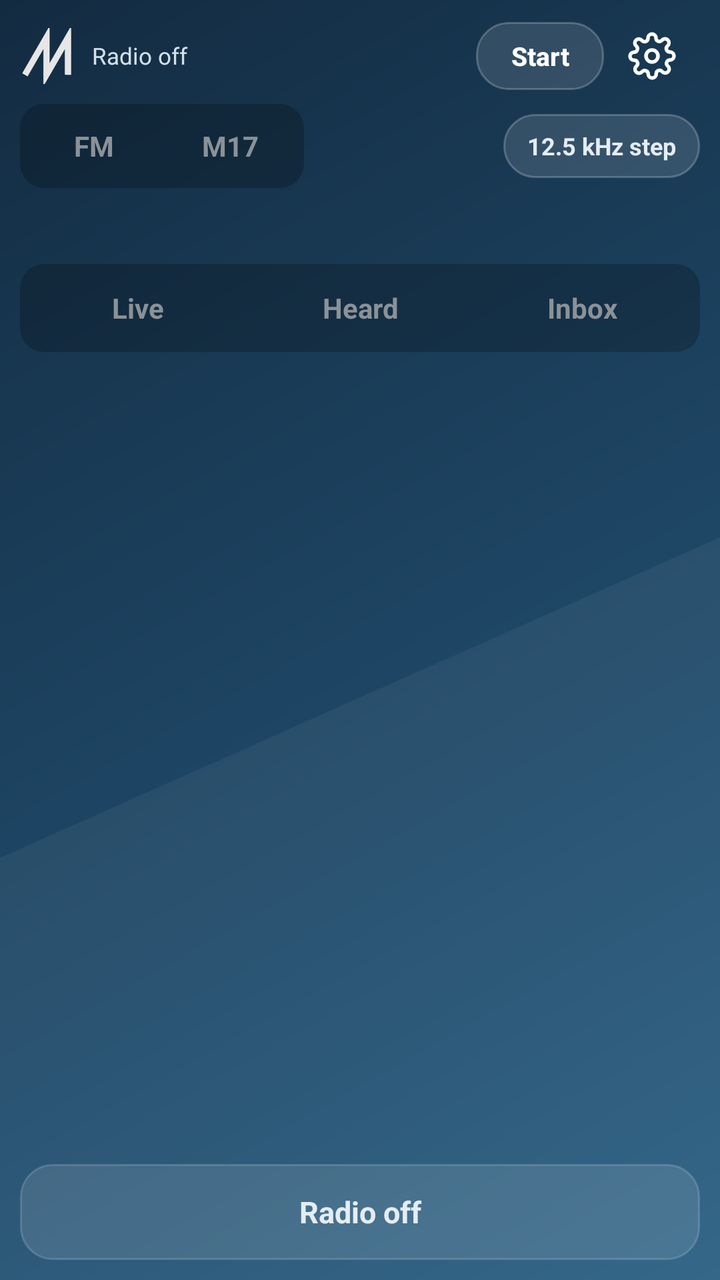
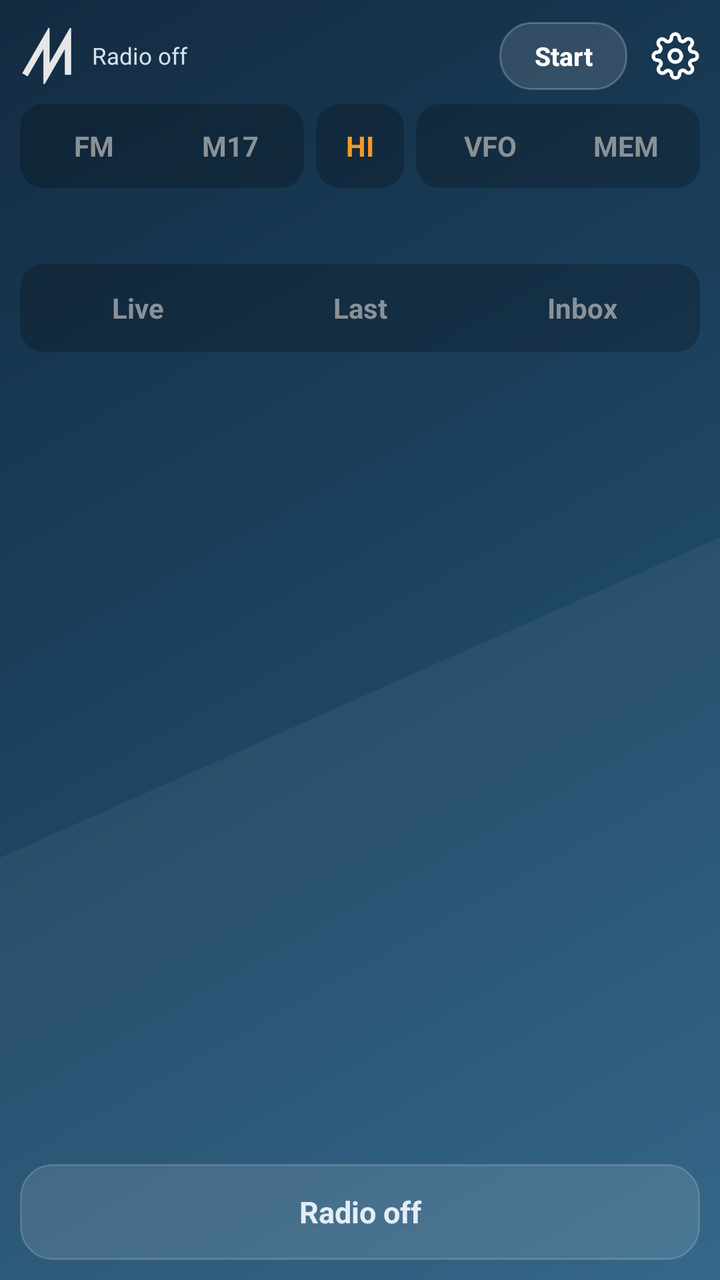

The first picture is an Android layout as it rendered before a commit; the second is the same layout after the commit. The layout source and the unified diff follow.
<!-- AndroidManifest.xml: application theme AppTheme -->
<!-- res/layout/main.xml -->
<?xml version="1.0" encoding="utf-8"?>
<LinearLayout xmlns:android="http://schemas.android.com/apk/res/android"
    android:layout_width="match_parent" android:layout_height="match_parent"
    android:orientation="vertical" android:paddingLeft="10dp" android:paddingRight="10dp" android:paddingTop="4dp">

    <LinearLayout android:id="@+id/header" android:layout_width="match_parent" android:layout_height="48dp"
        android:orientation="horizontal" android:gravity="center_vertical">
        <ImageView android:layout_width="28dp" android:layout_height="28dp" android:src="@drawable/logo" android:contentDescription="M17" />
        <TextView android:id="@+id/status" android:layout_width="0dp" android:layout_weight="1" android:layout_height="wrap_content"
            android:paddingLeft="8dp" android:textColor="#D3E0EB" android:textSize="11.5sp" android:maxLines="2" android:text="Radio off" />
        <Button android:id="@+id/power" android:layout_width="wrap_content" android:layout_height="34dp" android:minWidth="64dp" android:minHeight="0dp"
            android:background="@drawable/pill" android:textColor="#FFFFFF" android:textStyle="bold" android:textAllCaps="false" android:textSize="13sp"
            android:paddingLeft="14dp" android:paddingRight="14dp" android:text="Start" />
        <ImageButton android:id="@+id/gear" android:layout_width="48dp" android:layout_height="48dp" android:src="@drawable/ic_gear"
            android:background="@drawable/row_bg" android:contentDescription="Settings" />
    </LinearLayout>

    <View android:id="@+id/topSpace" android:layout_width="match_parent" android:layout_height="0dp" />

    <LinearLayout android:layout_width="match_parent" android:layout_height="wrap_content" android:orientation="horizontal"
        android:gravity="center_vertical" android:paddingBottom="8dp">
        <LinearLayout android:layout_width="wrap_content" android:layout_height="wrap_content" android:orientation="horizontal"
            android:background="@drawable/seg_bg" android:padding="3dp">
            <TextView android:id="@+id/modeFm" android:layout_width="wrap_content" android:layout_height="36dp" android:minWidth="68dp"
                android:gravity="center" android:textStyle="bold" android:textSize="14sp" android:text="FM" />
            <TextView android:id="@+id/modeM17" android:layout_width="wrap_content" android:layout_height="36dp" android:minWidth="68dp"
                android:gravity="center" android:textStyle="bold" android:textSize="14sp" android:text="M17" />
        </LinearLayout>
        <View android:layout_width="0dp" android:layout_height="1dp" android:layout_weight="1" />
        <TextView android:id="@+id/stepChip" android:layout_width="wrap_content" android:layout_height="32dp" android:gravity="center"
            android:background="@drawable/pill" android:paddingLeft="12dp" android:paddingRight="12dp" android:textColor="#E4EDF5"
            android:textSize="12sp" android:textStyle="bold" android:text="12.5 kHz step" />
    </LinearLayout>

    <FrameLayout android:id="@+id/freqHolder" android:layout_width="match_parent" android:layout_height="wrap_content"
        android:background="@drawable/card" android:paddingLeft="4dp" android:paddingRight="4dp" />

    <LinearLayout android:layout_width="match_parent" android:layout_height="30dp" android:orientation="horizontal"
        android:gravity="center_vertical" android:paddingLeft="4dp">
        <View android:id="@+id/sigBar" android:layout_width="3dp" android:layout_height="14dp" />
        <TextView android:id="@+id/sigText" android:layout_width="0dp" android:layout_weight="1" android:layout_height="wrap_content"
            android:paddingLeft="8dp" android:textColor="#D3E0EB" android:textSize="12sp" android:singleLine="true" android:ellipsize="end" />
    </LinearLayout>

    <LinearLayout android:layout_width="match_parent" android:layout_height="wrap_content" android:orientation="horizontal"
        android:background="@drawable/seg_bg" android:padding="3dp">
        <TextView android:id="@+id/tabLive" android:layout_width="0dp" android:layout_weight="1" android:layout_height="38dp"
            android:gravity="center" android:textStyle="bold" android:textSize="14sp" android:text="Live" />
        <TextView android:id="@+id/tabHeard" android:layout_width="0dp" android:layout_weight="1" android:layout_height="38dp"
            android:gravity="center" android:textStyle="bold" android:textSize="14sp" android:text="Heard" />
        <LinearLayout android:id="@+id/tabInbox" android:layout_width="0dp" android:layout_weight="1" android:layout_height="38dp"
            android:orientation="horizontal" android:gravity="center">
            <TextView android:id="@+id/tabInboxText" android:layout_width="wrap_content" android:layout_height="wrap_content"
                android:textStyle="bold" android:textSize="14sp" android:text="Inbox" />
            <TextView android:id="@+id/inboxBadge" android:layout_width="wrap_content" android:layout_height="18dp" android:minWidth="18dp"
                android:layout_marginLeft="6dp" android:background="@drawable/badge" android:gravity="center" android:paddingLeft="5dp" android:paddingRight="5dp"
                android:textColor="#1B1206" android:textSize="11sp" android:textStyle="bold" android:visibility="gone" />
        </LinearLayout>
    </LinearLayout>

    <FrameLayout android:layout_width="match_parent" android:layout_height="0dp" android:layout_weight="1" android:paddingTop="8dp">
        <ScrollView android:id="@+id/panelLive" android:layout_width="match_parent" android:layout_height="match_parent">
            <LinearLayout android:id="@+id/liveBox" android:layout_width="match_parent" android:layout_height="wrap_content" android:orientation="vertical" />
        </ScrollView>
        <ScrollView android:id="@+id/panelHeard" android:layout_width="match_parent" android:layout_height="match_parent" android:visibility="gone">
            <LinearLayout android:id="@+id/heardList" android:layout_width="match_parent" android:layout_height="wrap_content" android:orientation="vertical"
                android:background="@drawable/card" />
        </ScrollView>
        <LinearLayout android:id="@+id/panelInbox" android:layout_width="match_parent" android:layout_height="match_parent" android:orientation="vertical" android:visibility="gone">
            <ScrollView android:layout_width="match_parent" android:layout_height="0dp" android:layout_weight="1">
                <LinearLayout android:id="@+id/inboxList" android:layout_width="match_parent" android:layout_height="wrap_content" android:orientation="vertical" />
            </ScrollView>
            <LinearLayout android:layout_width="match_parent" android:layout_height="wrap_content" android:orientation="horizontal" android:paddingTop="6dp">
                <Button android:id="@+id/smsNew" android:layout_width="0dp" android:layout_weight="1" android:layout_height="44dp" android:minHeight="0dp" android:background="@drawable/btn_primary"
                    android:textColor="#1B1206" android:textStyle="bold" android:textAllCaps="false" android:text="New SMS" />
                <Button android:id="@+id/smsClear" android:layout_width="wrap_content" android:layout_height="44dp" android:minWidth="88dp" android:minHeight="0dp"
                    android:layout_marginLeft="8dp" android:background="@drawable/btn" android:textColor="#FFFFFF" android:textStyle="bold"
                    android:textAllCaps="false" android:text="Clear" />
            </LinearLayout>
        </LinearLayout>
    </FrameLayout>

    <TextView android:id="@+id/txBar" android:layout_width="match_parent" android:layout_height="48dp" android:layout_marginTop="8dp"
        android:layout_marginBottom="10dp" android:gravity="center" android:textStyle="bold" android:textSize="15sp"
        android:background="@drawable/card" android:textColor="#E4EDF5" android:text="Radio off" />
</LinearLayout>
<!-- resources referenced by this layout -->
<resources>
  <!-- drawable badge (drawable) -->
  <?xml version="1.0" encoding="utf-8"?>
  <shape xmlns:android="http://schemas.android.com/apk/res/android"><corners android:radius="4dp" /><solid android:color="#F59A23" /></shape>
  <!-- drawable btn (drawable) -->
  <?xml version="1.0" encoding="utf-8"?>
  <selector xmlns:android="http://schemas.android.com/apk/res/android">
      <item android:state_pressed="true"><shape><corners android:radius="10dp" /><solid android:color="#40FFFFFF" /><stroke android:width="1dp" android:color="#4DFFFFFF" /></shape></item>
      <item android:state_enabled="false"><shape><corners android:radius="10dp" /><solid android:color="#0DFFFFFF" /><stroke android:width="1dp" android:color="#1AFFFFFF" /></shape></item>
      <item><shape><corners android:radius="10dp" /><solid android:color="#1AFFFFFF" /><stroke android:width="1dp" android:color="#38FFFFFF" /></shape></item>
  </selector>
  <!-- drawable btn_primary (drawable) -->
  <?xml version="1.0" encoding="utf-8"?>
  <selector xmlns:android="http://schemas.android.com/apk/res/android">
      <item android:state_pressed="true"><shape><corners android:radius="10dp" /><solid android:color="#D9831A" /></shape></item>
      <item><shape><corners android:radius="10dp" /><solid android:color="#F59A23" /></shape></item>
  </selector>
  <!-- drawable card (drawable) -->
  <?xml version="1.0" encoding="utf-8"?>
  <shape xmlns:android="http://schemas.android.com/apk/res/android">
      <corners android:radius="16dp" /><solid android:color="#1CFFFFFF" /><stroke android:width="1dp" android:color="#29FFFFFF" />
  </shape>
  <!-- drawable pill (drawable) -->
  <?xml version="1.0" encoding="utf-8"?>
  <shape xmlns:android="http://schemas.android.com/apk/res/android"><corners android:radius="16dp" /><solid android:color="#1FFFFFFF" /><stroke android:width="1dp" android:color="#38FFFFFF" /></shape>
  <!-- drawable row_bg (drawable) -->
  <?xml version="1.0" encoding="utf-8"?>
  <selector xmlns:android="http://schemas.android.com/apk/res/android">
      <item android:state_pressed="true"><color android:color="#1FFFFFFF" /></item>
      <item><color android:color="#00000000" /></item>
  </selector>
  <!-- drawable seg_bg (drawable) -->
  <?xml version="1.0" encoding="utf-8"?>
  <shape xmlns:android="http://schemas.android.com/apk/res/android"><corners android:radius="12dp" /><solid android:color="#38000000" /></shape>
  <style name="AppTheme" parent="@android:style/Theme.DeviceDefault.NoActionBar">
          <item name="android:windowBackground">@drawable/bg_app</item>
          <item name="android:colorAccent">#F59A23</item>
          <item name="android:colorControlActivated">#F59A23</item>
          <item name="android:textColorPrimary">#FFFFFF</item>
          <item name="android:textColorSecondary">#D3E0EB</item>
          <item name="android:statusBarColor">#132B41</item>
          <item name="android:navigationBarColor">#24506F</item>
      </style>
  <!-- drawable bg_app (drawable) -->
  <?xml version="1.0" encoding="utf-8"?>
  <layer-list xmlns:android="http://schemas.android.com/apk/res/android">
      <item><shape><gradient android:angle="315" android:startColor="#132B41" android:centerColor="#1D4462" android:endColor="#2A5F83" /></shape></item>
      <item android:top="380dp" android:bottom="-400dp" android:left="-300dp" android:right="-300dp">
          <rotate android:fromDegrees="-24" android:pivotX="50%" android:pivotY="50%">
              <shape><solid android:color="#0CFFFFFF" /></shape>
          </rotate>
      </item>
  </layer-list>
  <!-- unchanged entries left out for length: 2 -->
</resources>

<!-- the commit's change to res/layout/main.xml (unified diff, before → after) -->
@@ -11,8 +11,9 @@
         <Button android:id="@+id/power" android:layout_width="wrap_content" android:layout_height="34dp" android:minWidth="64dp" android:minHeight="0dp"
             android:background="@drawable/pill" android:textColor="#FFFFFF" android:textStyle="bold" android:textAllCaps="false" android:textSize="13sp"
             android:paddingLeft="14dp" android:paddingRight="14dp" android:text="Start" />
+        
         <ImageButton android:id="@+id/gear" android:layout_width="48dp" android:layout_height="48dp" android:src="@drawable/ic_gear"
-            android:background="@drawable/row_bg" android:contentDescription="Settings" />
+            android:layout_marginRight="-12dp" android:background="@drawable/row_bg" android:contentDescription="Settings" />
     </LinearLayout>
 
     <View android:id="@+id/topSpace" android:layout_width="match_parent" android:layout_height="0dp" />
@@ -26,10 +27,18 @@
             <TextView android:id="@+id/modeM17" android:layout_width="wrap_content" android:layout_height="36dp" android:minWidth="68dp"
                 android:gravity="center" android:textStyle="bold" android:textSize="14sp" android:text="M17" />
         </LinearLayout>
-        <View android:layout_width="0dp" android:layout_height="1dp" android:layout_weight="1" />
-        <TextView android:id="@+id/stepChip" android:layout_width="wrap_content" android:layout_height="32dp" android:gravity="center"
-            android:background="@drawable/pill" android:paddingLeft="12dp" android:paddingRight="12dp" android:textColor="#E4EDF5"
-            android:textSize="12sp" android:textStyle="bold" android:text="12.5 kHz step" />
+        <FrameLayout android:layout_width="0dp" android:layout_height="wrap_content" android:layout_weight="1">
+            <TextView android:id="@+id/powerBtn" android:layout_width="44dp" android:layout_height="42dp" android:layout_gravity="center"
+                android:background="@drawable/seg_bg" android:gravity="center" android:textStyle="bold" android:textSize="14sp"
+                android:textColor="#F59A23" android:text="HI" />
+        </FrameLayout>
+        <LinearLayout android:layout_width="wrap_content" android:layout_height="wrap_content" android:orientation="horizontal"
+            android:background="@drawable/seg_bg" android:padding="3dp">
+            <TextView android:id="@+id/modeVfo" android:layout_width="wrap_content" android:layout_height="36dp" android:minWidth="68dp"
+                android:gravity="center" android:textStyle="bold" android:textSize="14sp" android:text="VFO" />
+            <TextView android:id="@+id/modeMem" android:layout_width="wrap_content" android:layout_height="36dp" android:minWidth="68dp"
+                android:gravity="center" android:textStyle="bold" android:textSize="14sp" android:text="MEM" />
+        </LinearLayout>
     </LinearLayout>
 
     <FrameLayout android:id="@+id/freqHolder" android:layout_width="match_parent" android:layout_height="wrap_content"
@@ -47,7 +56,7 @@
         <TextView android:id="@+id/tabLive" android:layout_width="0dp" android:layout_weight="1" android:layout_height="38dp"
             android:gravity="center" android:textStyle="bold" android:textSize="14sp" android:text="Live" />
         <TextView android:id="@+id/tabHeard" android:layout_width="0dp" android:layout_weight="1" android:layout_height="38dp"
-            android:gravity="center" android:textStyle="bold" android:textSize="14sp" android:text="Heard" />
+            android:gravity="center" android:textStyle="bold" android:textSize="14sp" android:text="Last" />
         <LinearLayout android:id="@+id/tabInbox" android:layout_width="0dp" android:layout_weight="1" android:layout_height="38dp"
             android:orientation="horizontal" android:gravity="center">
             <TextView android:id="@+id/tabInboxText" android:layout_width="wrap_content" android:layout_height="wrap_content"
@@ -62,10 +71,16 @@
         <ScrollView android:id="@+id/panelLive" android:layout_width="match_parent" android:layout_height="match_parent">
             <LinearLayout android:id="@+id/liveBox" android:layout_width="match_parent" android:layout_height="wrap_content" android:orientation="vertical" />
         </ScrollView>
-        <ScrollView android:id="@+id/panelHeard" android:layout_width="match_parent" android:layout_height="match_parent" android:visibility="gone">
-            <LinearLayout android:id="@+id/heardList" android:layout_width="match_parent" android:layout_height="wrap_content" android:orientation="vertical"
-                android:background="@drawable/card" />
-        </ScrollView>
+        <LinearLayout android:id="@+id/panelHeard" android:layout_width="match_parent" android:layout_height="match_parent" android:orientation="vertical" android:visibility="gone">
+            <ScrollView android:layout_width="match_parent" android:layout_height="0dp" android:layout_weight="1">
+                <LinearLayout android:id="@+id/heardList" android:layout_width="match_parent" android:layout_height="wrap_content" android:orientation="vertical"
+                    android:background="@drawable/card" />
+            </ScrollView>
+            <LinearLayout android:layout_width="match_parent" android:layout_height="wrap_content" android:orientation="horizontal" android:paddingTop="6dp" android:gravity="right">
+                <Button android:id="@+id/heardClear" android:layout_width="wrap_content" android:layout_height="44dp" android:minWidth="88dp" android:minHeight="0dp"
+                    android:background="@drawable/btn" android:textColor="#FFFFFF" android:textStyle="bold" android:textAllCaps="false" android:text="Clear" />
+            </LinearLayout>
+        </LinearLayout>
         <LinearLayout android:id="@+id/panelInbox" android:layout_width="match_parent" android:layout_height="match_parent" android:orientation="vertical" android:visibility="gone">
             <ScrollView android:layout_width="match_parent" android:layout_height="0dp" android:layout_weight="1">
                 <LinearLayout android:id="@+id/inboxList" android:layout_width="match_parent" android:layout_height="wrap_content" android:orientation="vertical" />
